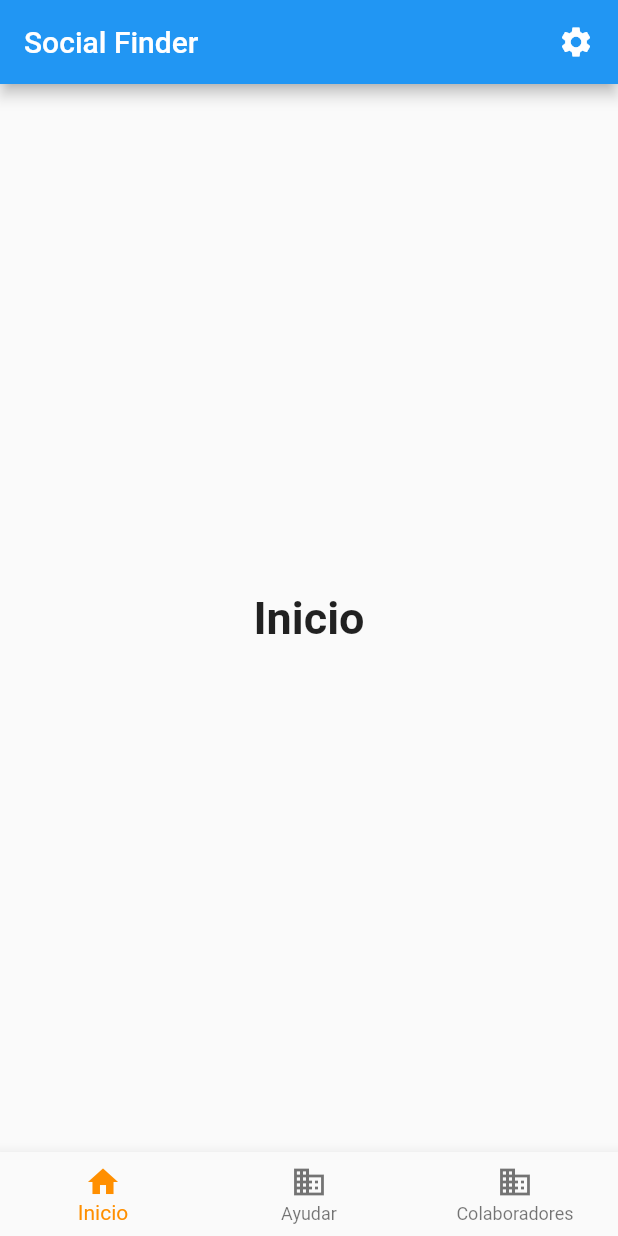
After one commit to pcegarra/socialhack, a Flutter app: the screen it shows after launch, after a tap on "Continuar", on a phone screen of 412 x 824 dp. The commit adds this screen. Run offline on Flutter 3.47's test engine with Material 2 defaults, Android fonts, the light colour scheme and no system bars; our stand-ins replace flutter_swiper, flutter_tags.

Commit message:
add: home page

```diff
--- a/lib/data/data.dart
+++ b/lib/data/data.dart
@@ -1,4 +1,4 @@
-import 'package:socialhack/models/interests.dart';
+import 'package:socialhack/models/interest.dart';
 import 'package:socialhack/models/request.dart';
 
 /*
--- /dev/null
+++ b/lib/pages/home_page.dart
@@ -0,0 +1,69 @@
+import 'package:flutter/material.dart';
+import 'package:socialhack/pages/swiper_page.dart';
+
+class HomePage extends StatefulWidget {
+  HomePage({Key key}) : super(key: key);
+
+  @override
+  _HomePageState createState() => _HomePageState();
+}
+
+/// This is the private State class that goes with MyStatefulWidget.
+class _HomePageState extends State<HomePage> {
+  int _selectedIndex = 0;
+  static const TextStyle optionStyle =
+      TextStyle(fontSize: 30, fontWeight: FontWeight.bold);
+  static List<Widget> _widgetOptions = <Widget>[
+    Text(
+      'Inicio',
+      style: optionStyle,
+    ),
+    SwipePage(),
+    Text(
+      'Colaboradores',
+      style: optionStyle,
+    ),
+  ];
+
+  void _onItemTapped(int index) {
+    setState(() {
+      _selectedIndex = index;
+    });
+  }
+
+  @override
+  Widget build(BuildContext context) {
+    return Scaffold(
+      appBar: AppBar(
+        title: const Text('Social Finder'),
+        actions: [
+          Padding(
+              padding: EdgeInsets.only(right: 16),
+              child: Icon(Icons.settings))
+        ],
+      ),
+      body: Center(
+        child: _widgetOptions.elementAt(_selectedIndex),
+      ),
+      bottomNavigationBar: BottomNavigationBar(
+        items: const <BottomNavigationBarItem>[
+          BottomNavigationBarItem(
+            icon: Icon(Icons.home),
+            label: 'Inicio',
+          ),
+          BottomNavigationBarItem(
+            icon: Icon(Icons.business),
+            label: 'Ayudar',
+          ),
+          BottomNavigationBarItem(
+            icon: Icon(Icons.business),
+            label: 'Colaboradores',
+          ),
+        ],
+        currentIndex: _selectedIndex,
+        selectedItemColor: Colors.amber[800],
+        onTap: _onItemTapped,
+      ),
+    );
+  }
+}
--- a/lib/pages/select_role_page.dart
+++ b/lib/pages/select_role_page.dart
@@ -1,8 +1,8 @@
 import 'package:flutter/material.dart';
 import 'package:flutter_tags/flutter_tags.dart';
 import 'package:socialhack/data/data.dart';
-import 'package:socialhack/main.dart';
-import 'package:socialhack/models/interests.dart';
+import 'package:socialhack/models/interest.dart';
+import 'package:socialhack/pages/home_page.dart';
 
 class SelectRolePage extends StatefulWidget {
   @override
@@ -48,7 +48,7 @@ class _SelectRolePageState extends State<SelectRolePage> {
                   index: index,
                   // required
                   title: interests[index].title,
-                  active: true,
+                  active: false,
                   activeColor: Colors.greenAccent,
                   textActiveColor: Colors.black,
                   color: Colors.white,
@@ -71,9 +71,9 @@ class _SelectRolePageState extends State<SelectRolePage> {
             height: 50,
             child: RaisedButton(
               onPressed: () {
-                Navigator.push(
+                Navigator.pushReplacement(
                   context,
-                  MaterialPageRoute(builder: (context) => SwipePage()),
+                  MaterialPageRoute(builder: (context) => HomePage()),
                 );
               },
               child: Text(
```
Also changed, not shown: lib/main.dart (+0 -43 lines), lib/models/collaborator.dart (added, +8 -0 lines), lib/pages/swiper_page.dart (added, +70 -0 lines), lib/models/interest.dart (renamed from lib/models/interests.dart).
